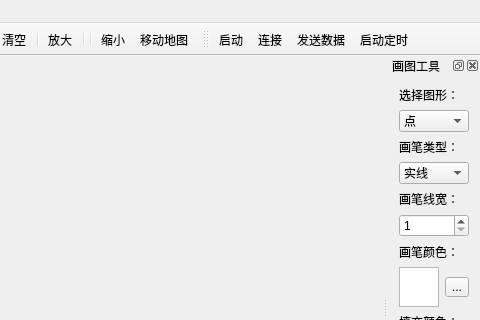
Above: GIS_Project/mainwindow.ui from WZhutian/GIS_Project before the change; both pictures show x 320 to 800 and y 0 to 320 of the 800 by 580 pixel window. Below: the same form after it.
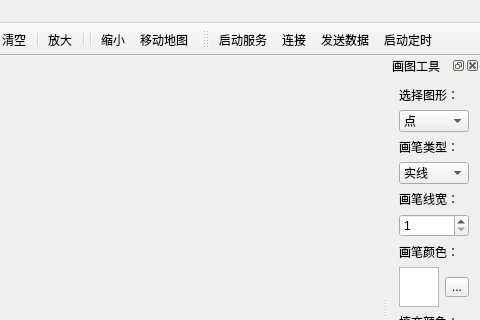
That is the form after the change. Icons and pictures are not drawn.

```diff
--- a/GIS_Project/mainwindow.ui
+++ b/GIS_Project/mainwindow.ui
@@ -537,7 +537,7 @@
   </action>
   <action name="action_Tcp_Server">
    <property name="text">
-    <string>启动</string>
+    <string>启动服务</string>
    </property>
    <property name="toolTip">
     <string>&lt;html&gt;&lt;head/&gt;&lt;body&gt;&lt;p&gt;启动服务端&lt;/p&gt;&lt;/body&gt;&lt;/html&gt;</string>
```
Left out of the diff: 2 changed lines with no effect on the pictures.
